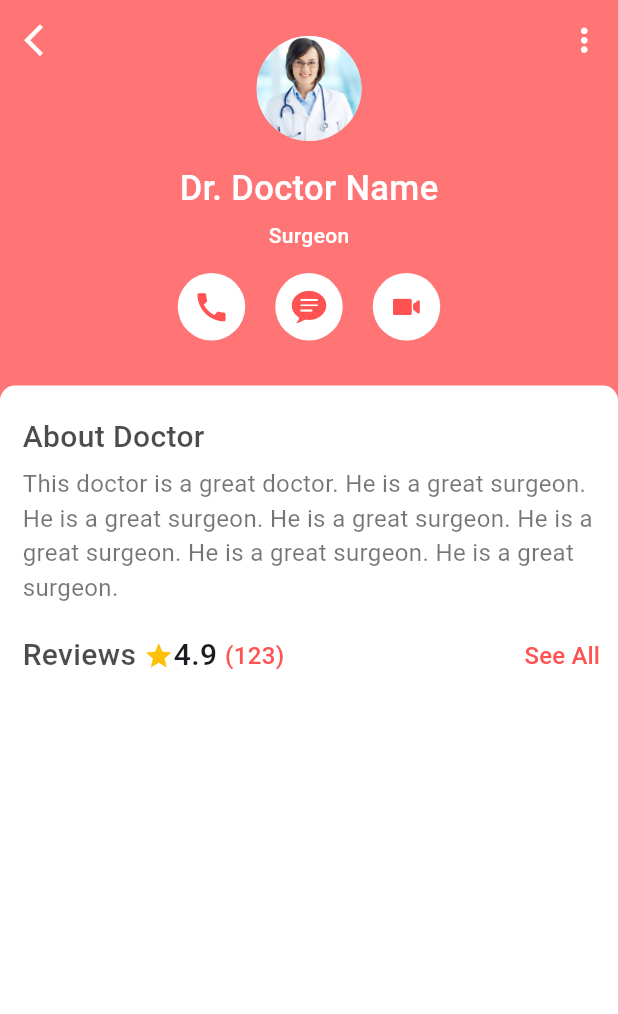
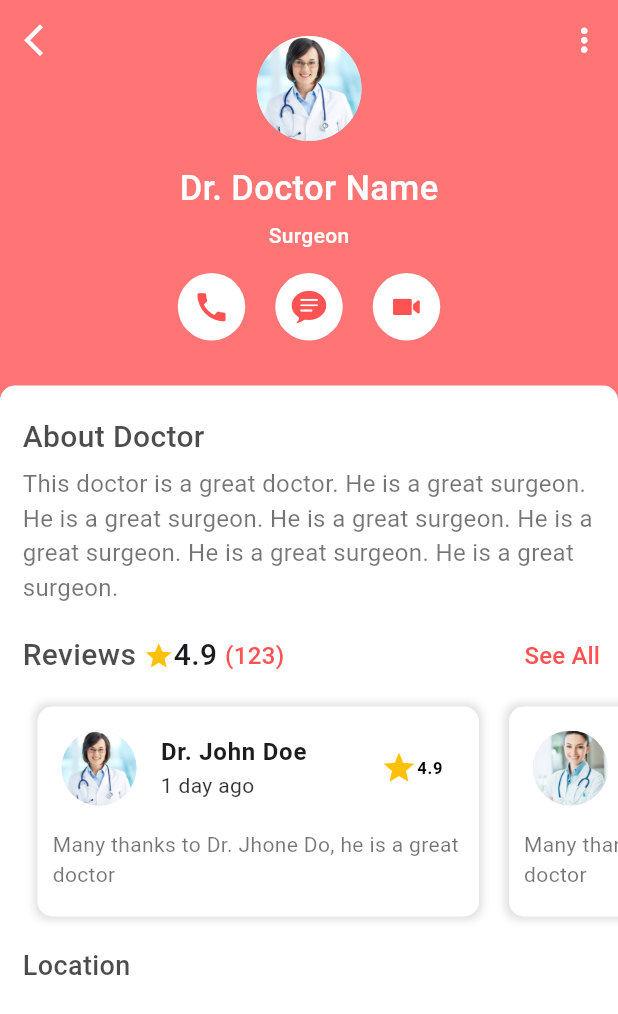
Before and after one commit to aldoprogrammer/mobile-app-booking-doctor-appoinment, a Flutter app: the DoctorScreen screen opened directly, on a phone screen of 412 x 824 dp. Shown: the top 1014 px of the screen. Run offline on Flutter 3.47's test engine with Material 3 defaults, Android fonts, the phone set to English and light mode, and no system bars; our stand-ins replace material_design_icons_flutter; missing offline and left inert: dart:ffi.

Commit message:
doctor lists

```diff
--- a/lib/doctor_screen.dart
+++ b/lib/doctor_screen.dart
@@ -229,6 +229,99 @@ class DoctorScreen extends StatelessWidget {
                         ),
                       ],
                     ),
+                    SizedBox(
+                      height: 160,
+                      child: ListView.builder(
+                        scrollDirection: Axis.horizontal,
+                        itemCount: 4,
+                        itemBuilder: (context, index) {
+                          return Container(
+                            margin: EdgeInsets.all(10),
+                            padding: EdgeInsets.symmetric(vertical: 5),
+                            decoration: BoxDecoration(
+                              color: Colors.white,
+                              borderRadius: BorderRadius.circular(10),
+                              boxShadow: [
+                                BoxShadow(
+                                  color: Colors.black12,
+                                  blurRadius: 4,
+                                  spreadRadius: 2,
+                                ),
+                              ],
+                            ),
+                            child: SizedBox(
+                              width: MediaQuery.of(context).size.width / 1.4,
+                              child: Column(
+                                children: [
+                                  ListTile(
+                                    leading: CircleAvatar(
+                                      radius: 25,
+                                      backgroundImage: AssetImage(
+                                        imgs[index],
+                                      ),
+                                    ),
+                                    title: Text(
+                                      "Dr. John Doe",
+                                      style: TextStyle(
+                                        fontWeight: FontWeight.bold,
+                                      ),
+                                    ),
+                                    subtitle: Text(
+                                      "1 day ago",
+                                      style: TextStyle(
+                                        color: Colors.black54.withOpacity(0.8),
+                                      ),
+                                    ),
+                                    trailing: Row(
+                                      mainAxisSize: MainAxisSize.min,
+                                      mainAxisAlignment:
+                                          MainAxisAlignment.center,
+                                      children: [
+                                        Icon(
+                                          Icons.star,
+                                          color: Colors.amber,
+                                        ),
+                                        Text(
+                                          "4.9",
+                                          style: TextStyle(
+                                            fontWeight: FontWeight.bold,
+                                            color: Colors.black,
+                                          ),
+                                        )
+                                      ],
+                                    ),
+                                  ),
+                                  SizedBox(
+                                    height: 5,
+                                  ),
+                                  Padding(
+                                    padding:
+                                        EdgeInsets.symmetric(horizontal: 10),
+                                    child: Text(
+                                      "Many thanks to Dr. Jhone Do, he is a great doctor",
+                                      style: TextStyle(
+                                        color: Colors.black54,
+                                      ),
+                                    ),
+                                  )
+                                ],
+                              ),
+                            ),
+                          );
+                        },
+                      ),
+                    ),
+                    SizedBox(
+                      height: 10,
+                    ),
+                    Text(
+                      "Location",
+                      style: TextStyle(
+                        fontSize: 18,
+                        fontWeight: FontWeight.w500,
+                        color: Colors.black.withOpacity(0.7),
+                      ),
+                    )
                   ],
                 ),
               ),
```
